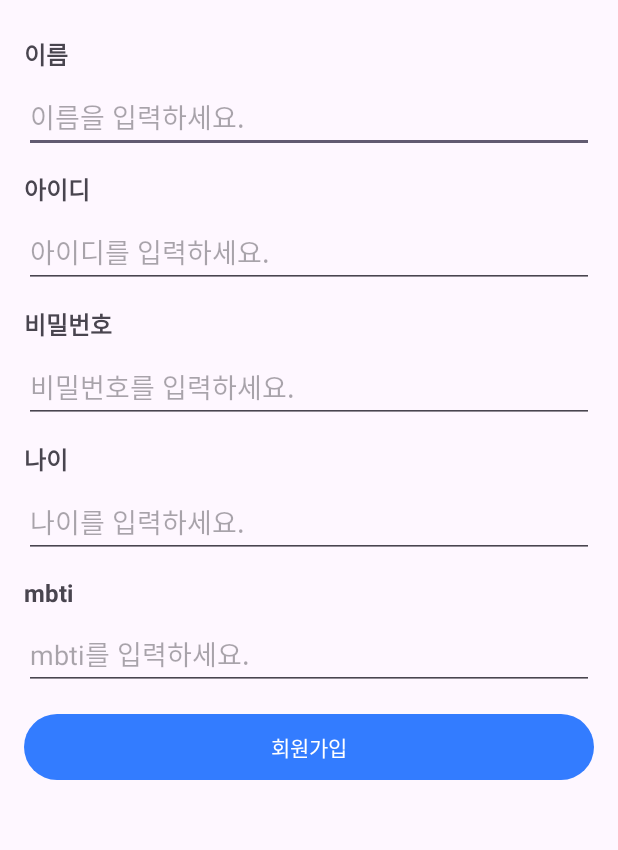
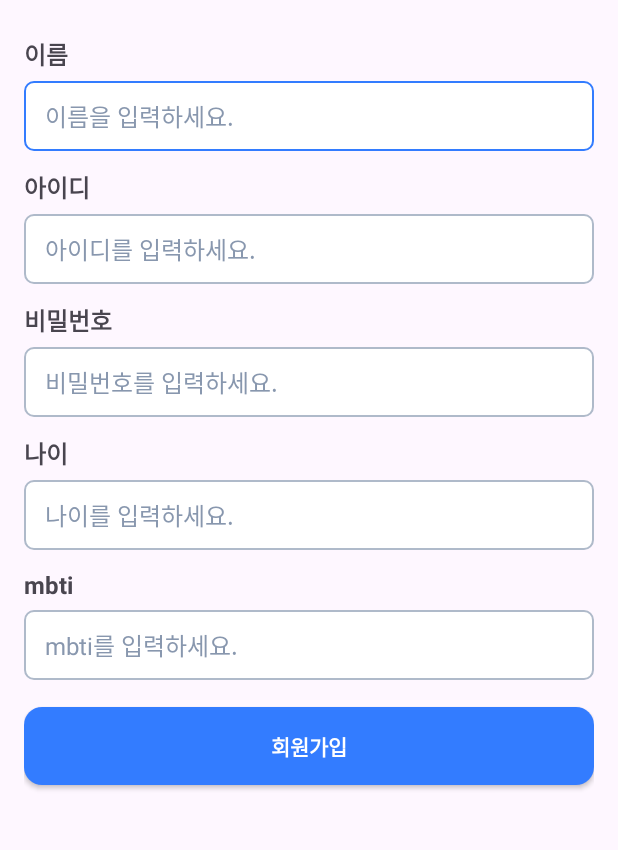
Before and after one commit to seojw0124/login-app, an Android app: the SignUpActivity screen opened directly, with no data from a screen before it, on a phone screen of 412 x 824 dp, the part 285-1135 px from its top. Run offline under Robolectric (Android 15) with nearby library versions, the phone set to English and light mode, and no system bars.

Commit message:
feat: EditText와 Button에 스타일 적용

```diff
--- a/app/src/main/java/com/jeongu/loginapp/HomeActivity.kt
+++ b/app/src/main/java/com/jeongu/loginapp/HomeActivity.kt
@@ -18,11 +18,14 @@ class HomeActivity : AppCompatActivity() {
     }
 
     private fun setLayout() {
-        val user = Storage.user
-        user?.let { showUserInfo(it) }
+        val userId = intent.getStringExtra("userId") ?: ""
+        val user = Storage.getUser(userId)
+        user?.let {
+            setUserInfo(it)
+        }
     }
 
-    private fun showUserInfo(user: UserInfo) {
+    private fun setUserInfo(user: UserInfo) {
         val tvHomeUserId = findViewById<TextView>(R.id.tv_home_user_id)
         val tvHomeUserName = findViewById<TextView>(R.id.tv_home_user_name)
         val tvHomeAge = findViewById<TextView>(R.id.tv_home_age)
--- a/app/src/main/java/com/jeongu/loginapp/SignInActivity.kt
+++ b/app/src/main/java/com/jeongu/loginapp/SignInActivity.kt
@@ -46,8 +46,8 @@ class SignInActivity : AppCompatActivity() {
             // 둘 중 하나라도 입력되지 않았을 경우
             if (userId.isNotBlank() && password.isNotBlank()) { // isNotEmpty()는 공백이 있으면 true를 반환하지만 isNotBlank()는 공백이 있으면 false를 반환
                 showToast(true)
-                Log.d(TAG, "userId: $userId, password: $password")
                 val intent = Intent(this, HomeActivity::class.java)
+                intent.putExtra("userId", userId)
                 startActivity(intent)
             } else {
                 showToast(false)
--- a/app/src/main/java/com/jeongu/loginapp/data/Storage.kt
+++ b/app/src/main/java/com/jeongu/loginapp/data/Storage.kt
@@ -2,8 +2,7 @@ package com.jeongu.loginapp.data
 
 object Storage {
 
-    var user: UserInfo? = null
-        private set
+    private var user: UserInfo? = null
 
     fun saveUser(user: UserInfo) {
         Storage.user = user
--- /dev/null
+++ b/app/src/main/res/color/selector_button_text_color.xml
@@ -0,0 +1,5 @@
+<?xml version="1.0" encoding="utf-8"?>
+<selector xmlns:android="http://schemas.android.com/apk/res/android">
+    <item android:color="@color/white" android:state_enabled="true" />
+    <item android:color="@color/gray_200" />
+</selector>
--- /dev/null
+++ b/app/src/main/res/drawable/background_button_disable.xml
@@ -0,0 +1,6 @@
+<?xml version="1.0" encoding="utf-8"?>
+<shape xmlns:android="http://schemas.android.com/apk/res/android"
+    android:shape="rectangle">
+    <corners android:radius="12dp" />
+    <solid android:color="@color/gray_100" />
+</shape>
--- /dev/null
+++ b/app/src/main/res/drawable/background_button_enable.xml
@@ -0,0 +1,6 @@
+<?xml version="1.0" encoding="utf-8"?>
+<shape xmlns:android="http://schemas.android.com/apk/res/android"
+    android:shape="rectangle">
+    <corners android:radius="12dp" />
+    <solid android:color="@color/blue_500" />
+</shape>
--- /dev/null
+++ b/app/src/main/res/drawable/background_text_input_focus.xml
@@ -0,0 +1,9 @@
+<?xml version="1.0" encoding="utf-8"?>
+<shape xmlns:android="http://schemas.android.com/apk/res/android"
+    android:shape="rectangle">
+    <corners android:radius="6dp" />
+    <solid android:color="@color/white" />
+    <stroke
+        android:width="1dp"
+        android:color="@color/blue_500" />
+</shape>
--- /dev/null
+++ b/app/src/main/res/drawable/background_text_input_normal.xml
@@ -0,0 +1,9 @@
+<?xml version="1.0" encoding="utf-8"?>
+<shape xmlns:android="http://schemas.android.com/apk/res/android"
+    android:shape="rectangle">
+    <corners android:radius="6dp" />
+    <solid android:color="@color/white" />
+    <stroke
+        android:width="1dp"
+        android:color="@color/gray_300" />
+</shape>
--- /dev/null
+++ b/app/src/main/res/drawable/selector_button_background.xml
@@ -0,0 +1,5 @@
+<?xml version="1.0" encoding="utf-8"?>
+<selector xmlns:android="http://schemas.android.com/apk/res/android">
+    <item android:drawable="@drawable/background_button_enable" android:state_enabled="true" />
+    <item android:drawable="@drawable/background_button_disable" />
+</selector>
--- /dev/null
+++ b/app/src/main/res/drawable/selector_text_input_background.xml
@@ -0,0 +1,5 @@
+<?xml version="1.0" encoding="utf-8"?>
+<selector xmlns:android="http://schemas.android.com/apk/res/android">
+    <item android:drawable="@drawable/background_text_input_focus" android:state_focused="true" />
+    <item android:drawable="@drawable/background_text_input_normal" />
+</selector>
--- a/app/src/main/res/layout/activity_home.xml
+++ b/app/src/main/res/layout/activity_home.xml
@@ -73,6 +73,7 @@
 
     <Button
         android:id="@+id/btn_close"
+        style="@style/AppButtonPrimary"
         android:layout_width="0dp"
         android:layout_height="52dp"
         android:layout_marginBottom="40dp"
--- a/app/src/main/res/layout/activity_sign_in.xml
+++ b/app/src/main/res/layout/activity_sign_in.xml
@@ -33,6 +33,7 @@
 
     <EditText
         android:id="@+id/et_input_sign_in_user_id"
+        style="@style/AppEditText"
         android:layout_width="0dp"
         android:layout_height="wrap_content"
         android:layout_marginTop="6dp"
@@ -57,6 +58,7 @@
 
     <EditText
         android:id="@+id/et_input_sign_in_password"
+        style="@style/AppEditText"
         android:layout_width="0dp"
         android:layout_height="wrap_content"
         android:layout_marginTop="6dp"
@@ -69,6 +71,7 @@
 
     <Button
         android:id="@+id/btn_sign_in"
+        style="@style/AppButtonPrimary"
         android:layout_width="0dp"
         android:layout_height="52dp"
         android:layout_marginTop="64dp"
@@ -79,6 +82,7 @@
 
     <Button
         android:id="@+id/btn_go_to_sign_up"
+        style="@style/AppButtonPrimary"
         android:layout_width="0dp"
         android:layout_height="52dp"
         android:layout_marginTop="12dp"
--- a/app/src/main/res/layout/activity_sign_up.xml
+++ b/app/src/main/res/layout/activity_sign_up.xml
@@ -34,6 +34,7 @@
 
     <EditText
         android:id="@+id/et_input_sign_up_user_name"
+        style="@style/AppEditText"
         android:layout_width="0dp"
         android:layout_height="wrap_content"
         android:layout_marginTop="6dp"
@@ -58,6 +59,7 @@
 
     <EditText
         android:id="@+id/et_input_sign_up_user_id"
+        style="@style/AppEditText"
         android:layout_width="0dp"
         android:layout_height="wrap_content"
         android:layout_marginTop="6dp"
@@ -82,6 +84,7 @@
 
     <EditText
         android:id="@+id/et_input_sign_up_password"
+        style="@style/AppEditText"
         android:layout_width="0dp"
         android:layout_height="wrap_content"
         android:layout_marginTop="6dp"
@@ -106,6 +109,7 @@
 
     <EditText
         android:id="@+id/et_input_sign_up_age"
+        style="@style/AppEditText"
         android:layout_width="0dp"
         android:layout_height="wrap_content"
         android:layout_marginTop="6dp"
@@ -130,6 +134,7 @@
 
     <EditText
         android:id="@+id/et_input_sign_up_mbti"
+        style="@style/AppEditText"
         android:layout_width="0dp"
         android:layout_height="wrap_content"
         android:layout_marginTop="6dp"
@@ -140,11 +145,12 @@
         app:layout_constraintStart_toStartOf="@id/tv_sign_up_mbti_label"
         app:layout_constraintTop_toBottomOf="@id/tv_sign_up_mbti_label" />
 
-    <Button
+    <androidx.appcompat.widget.AppCompatButton
         android:id="@+id/btn_sign_up"
+        style="@style/AppButtonPrimary"
         android:layout_width="0dp"
         android:layout_height="52dp"
-        android:layout_marginTop="12dp"
+        android:layout_marginTop="18dp"
         android:text="@string/btn_label_sign_up"
         app:layout_constraintEnd_toEndOf="@id/et_input_sign_up_mbti"
         app:layout_constraintStart_toStartOf="@id/et_input_sign_up_mbti"
--- a/app/src/main/res/values/colors.xml
+++ b/app/src/main/res/values/colors.xml
@@ -2,5 +2,12 @@
 <resources>
     <color name="black">#FF000000</color>
     <color name="white">#FFFFFFFF</color>
-    <color name="blue">#337CFF</color>
+    <color name="gray_100">#D7DCE4</color>
+    <color name="gray_200">#B4B9C2</color>
+    <color name="gray_300">#AFBACA</color>
+    <color name="gray_400">#8897AE</color>
+    <color name="gray_700">#474F5A</color>
+    <color name="gray_800">#3D4A5C</color>
+    <color name="blue_500">#337CFF</color>
+    <color name="red_500">#EA4335</color>
 </resources>
--- /dev/null
+++ b/app/src/main/res/values/styles.xml
@@ -0,0 +1,19 @@
+<?xml version="1.0" encoding="utf-8"?>
+<resources>
+    <style name="AppEditText">
+        <item name="android:textSize">16sp</item>
+        <item name="android:textColor">@color/gray_700</item>
+        <item name="android:textColorHint">@color/gray_400</item>
+        <item name="android:background">@drawable/selector_text_input_background</item>
+        <item name="paddingEnd">14dp</item>
+        <item name="android:paddingStart">14dp</item>
+        <item name="android:paddingTop">11dp</item>
+        <item name="android:paddingBottom">11dp</item>
+    </style>
+
+    <style name="AppButtonPrimary">
+        <item name="android:background">@drawable/selector_button_background</item>
+        <item name="android:textColor">@color/selector_button_text_color</item>
+        <item name="android:textStyle">bold</item>
+    </style>
+</resources>
--- a/app/src/main/res/values/themes.xml
+++ b/app/src/main/res/values/themes.xml
@@ -2,7 +2,7 @@
     <!-- Base application theme. -->
     <style name="Base.Theme.LoginApp" parent="Theme.Material3.DayNight.NoActionBar">
         <!-- Customize your light theme here. -->
-        <item name="colorPrimary">@color/blue</item>
+        <item name="colorPrimary">@color/blue_500</item>
         <item name="colorOnPrimary">@color/white</item>
     </style>
 
```
